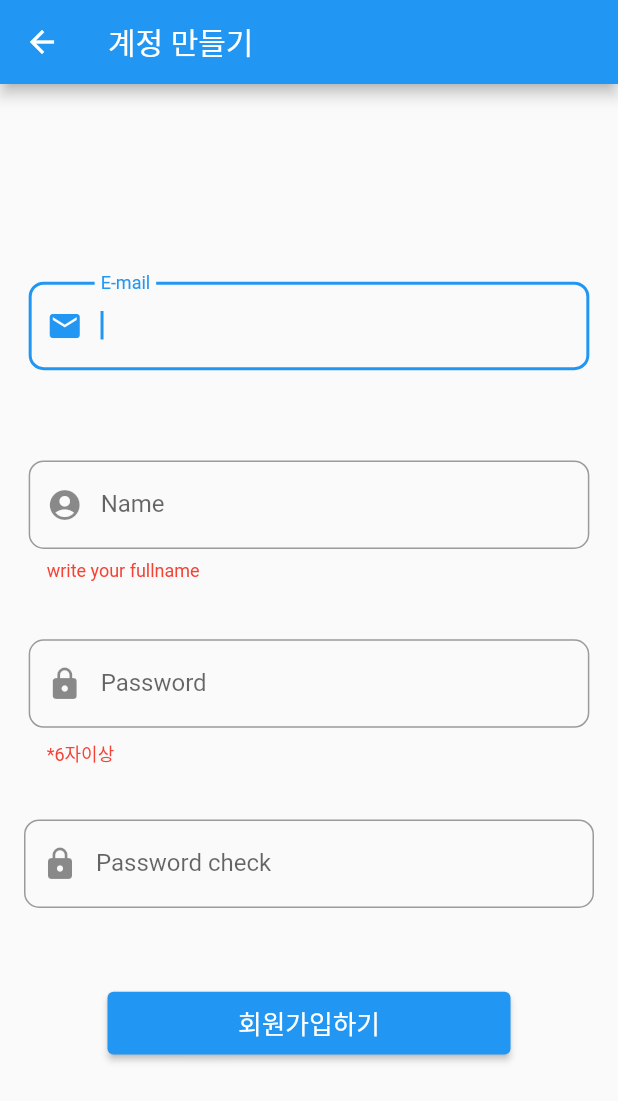
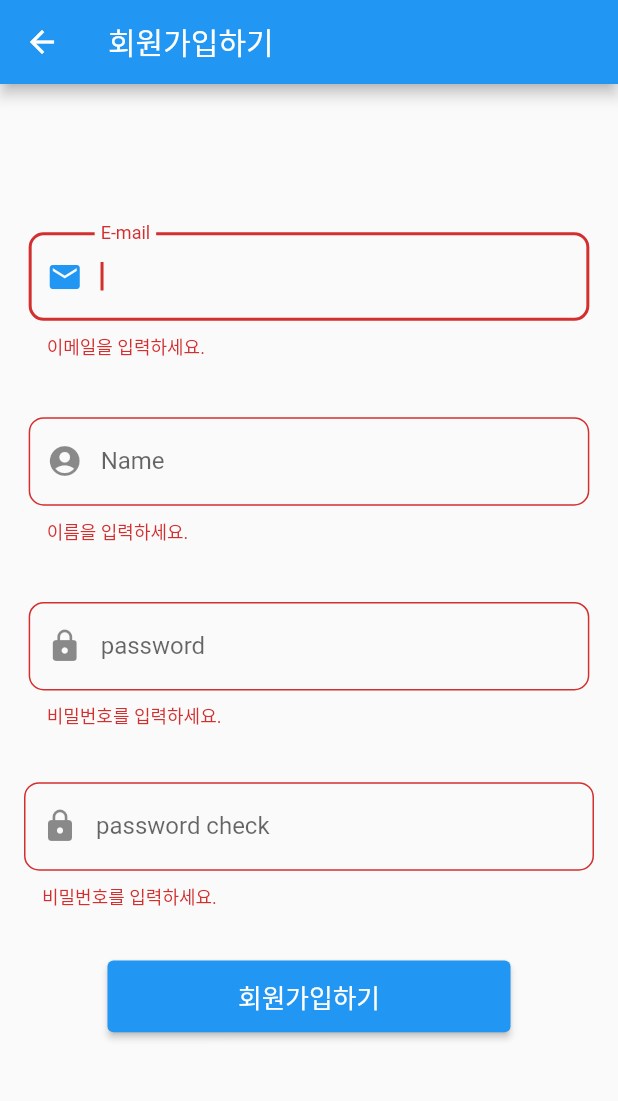
Before and after one commit to chachacha12/Anyone_project, a Flutter app: the authentic screen opened directly, after a tap on an icon or button, on a phone screen of 412 x 824 dp. Shown: the top 1101 px of the screen. Run offline on Flutter 3.47's test engine with Material 2 defaults, Android fonts, the phone set to English and light mode, and no system bars; our stand-ins replace firebase_auth, firebase_core, flutter_screenutil, fluttertoast; accounts and stored records are empty; Roboto replaces fonts that are missing (Montserrat).

```diff
--- a/lib/my/auth.dart
+++ b/lib/my/auth.dart
@@ -1,13 +1,30 @@
-
 import 'package:flutter/material.dart';
 import 'package:firebase_auth/firebase_auth.dart';
 import 'package:flutter_screenutil/flutter_screenutil.dart';
-
+import 'checkvalidate.dart';
+import 'signup.dart';
+//로그인과 회원가입을 담당하는 두 화면이 있음
 
 //유저인증기능
 final auth = FirebaseAuth.instance;
 
-//회원가입 및 로그인 시켜주는 화면
+//각각의 텍스트필드마다 같은 스타일을 주기위함.  아이콘과 라벨값 빼고
+Textfieldstyle(icon, labeltext){
+
+  return InputDecoration(
+    prefixIcon: icon,
+    labelText: labeltext,
+    helperStyle: TextStyle(color: Colors.red),
+
+    border: OutlineInputBorder(
+        borderRadius: BorderRadius.circular(10),
+
+    ),
+
+  );
+}
+
+//로그인 시켜주는 화면
 class authentic extends StatefulWidget {
   const authentic({Key? key}) : super(key: key);
 
@@ -15,40 +32,29 @@ class authentic extends StatefulWidget {
   State<authentic> createState() => _authenticState();
 }
 
-//각각의 텍스트필드마다 같은 스타일을 주기위함.  아이콘과 라벨값 빼고
-Textfieldstyle(icon, labeltext, helpertext){
+class _authenticState extends State<authentic> {
 
-  return InputDecoration(
-    prefixIcon: icon,
-    labelText: labeltext,
-    helperText: helpertext,
-    helperStyle: TextStyle(color: Colors.red),
+  var style = TextStyle(fontFamily: 'Montserrat', fontSize: 15.0.sp);
 
-    border: OutlineInputBorder(
-        borderRadius: BorderRadius.circular(10)
-    ),
-    disabledBorder: OutlineInputBorder(
-        borderSide: BorderSide(
-            color: Colors.lightGreen
-        )
-    ),
-    errorBorder:OutlineInputBorder(
-        borderSide: BorderSide(
-            color: Colors.red
-        )
-    ),
-    focusedErrorBorder: OutlineInputBorder(
-        borderSide: BorderSide(
-            color: Colors.green
-        )
-    ),
-  );
+  //이메일을 다 입력후 다음버튼으로 바로 비번치는칸 등 다음칸으로 이동해주기위함
+  final _emailFocusNode = FocusNode();
+  final _passwordFocusNode = FocusNode();
+
+  //textformfield를 사용하기위한 유일무이한 하나의 키를 만드는 객체임
+  GlobalKey<FormState> formKey = GlobalKey<FormState>();
+
+  //사용자가 친 이메일과 비번을 저장할 state임
+  var email='';
+  var password='';
+
+  //focusnode들은 state가 사라질때도 남아있는다. 그래서 따로 없애는 처리 해줘야함.
+  @override
+  void dispose() {
+    super.dispose();
+    _passwordFocusNode.dispose();
+    _emailFocusNode.dispose();
   }
 
-class _authenticState extends State<authentic> {
-
-  var inputData = {'이메일':'', '비밀번호':'' }; //유저가 텍스트필드에 쓰는 값들을 맵 형태로 저장
-  var style = TextStyle(fontFamily: 'Montserrat', fontSize: 15.0.sp);
 
   @override
   Widget build(BuildContext context) {
@@ -67,8 +73,9 @@ class _authenticState extends State<authentic> {
       ),
 
 
-
-      body: Padding( //body는 appbar아래 화면을 지정.
+      body: Form(  //textformfield를 사용하기위함
+        key: formKey,  //textformfield를 사용하기위
+        child: Padding( //body는 appbar아래 화면을 지정.
           padding: EdgeInsets.all(8.0.h),
           child: Center( //가운데로 지정
             child: ListView( //ListView - children으로 여러개 padding설정
@@ -78,24 +85,44 @@ class _authenticState extends State<authentic> {
                   //이메일을 입력하는 칸
                   Padding(
                       padding:  EdgeInsets.all(16.0.h),
-                  child: TextField(
+                      child: TextFormField(
                         autofocus: true,
-                    onChanged: (text) {
-                      inputData['이메일'] = text;
+                        focusNode: _emailFocusNode,
+                        keyboardType: TextInputType.emailAddress, //이메일형식으로 키보드
+                        onSaved: (value){
+                          setState((){
+                            email = value!;     //유저가 친 이메일 값을 저장해줌
+                          });
                         },
-                    decoration: Textfieldstyle(Icon(Icons.email), 'E-mail','')
+                        validator: (value) => CheckValidate().validateEmail(
+                            _emailFocusNode, value!),
+                          autovalidateMode: AutovalidateMode.always,
+
+                          //textInputAction: TextInputAction.next,  //해당칸을 다 입력하면 다음칸으로 바로갈수있는 버튼생성
+                          onFieldSubmitted: (_){  //이메일 입력후 다음칸 누르면 비번칸에 포커스 가주도록 세팅
+                          FocusScope.of(context).requestFocus(_passwordFocusNode);
+                          },
+
+                          decoration:Textfieldstyle(Icon(Icons.email), 'E-mail')
                       )
                   ),
 
                   //비밀번호 입려칸
                   Padding( //두번째 padding <- LIstview에 속함.
                       padding: EdgeInsets.all(16.0.h),
-                  child: TextField(
-                      autofocus: true,
-                    onChanged: (text) {
-                      inputData['비밀번호'] = text;
+                      child: TextFormField(
+                          onSaved: (value){
+                            setState((){
+                              password = value!;  //유저가 친 비번 값을 저장해줌
+                            });
                           },
-                      decoration: Textfieldstyle(Icon(Icons.lock), 'password','*6자이상')
+                          validator: (value) => CheckValidate().validatePassword(
+                              _passwordFocusNode, value!),
+                          autovalidateMode: AutovalidateMode.always,
+                          //textInputAction: TextInputAction.next,
+                          focusNode: _passwordFocusNode,
+
+                          decoration: Textfieldstyle(Icon(Icons.lock), 'password')
                       )
                   ),
 
@@ -104,15 +131,24 @@ class _authenticState extends State<authentic> {
                     margin: EdgeInsets.fromLTRB(0.h, 15.h, 0.h, 7.h),
                     padding:  EdgeInsets.symmetric(horizontal: 60.0.h),
                     child: SizedBox(
-                  height: 35.h,
+                      height: 40.h,
                       child: ElevatedButton(
                         child: Text(
                           "Email 로그인",
                           style: style.copyWith(
                             color: Colors.white,),
                         ),
-                    onPressed: (){
+                        onPressed: () async {
+                          //Form내부에 있는 textformfield들의 유효성 결과에 따라 성공이면 true 리턴.
+                          if(formKey.currentState!.validate()){
+                            // validation 이 성공하면 true 가 리턴돼요!
 
+                            // validation 이 성공하면 폼 저장하기
+                            formKey.currentState?.save();
+
+                            Scaffold.of(context).showSnackBar(SnackBar(content:
+                            Text('로그인 성공')));
+                          }
                         },
                       ),
                     )
@@ -153,111 +189,6 @@ class _authenticState extends State<authentic> {
               ),
           ),
         ),
-    );
-  }
-}
-
-
-/// 회원가입 화면
-class SignUpPage extends StatefulWidget {
-  @override
-  _SignUpPageState createState() => _SignUpPageState();
-}
-
-class _SignUpPageState extends State<SignUpPage> {
-
-  var inputData2 = {'이메일':'', '비밀번호':'', '비밀번호확인':''}; //유저가 텍스트필드에 쓰는 값들을 맵 형태로 저장
-  TextStyle style = TextStyle(fontFamily: 'Montserrat', fontSize: 15.0.sp);
-
-  @override
-  void initState() {
-    super.initState();
-  }
-
-  @override
-  Widget build(BuildContext context) {
-    return Scaffold(
-      appBar: AppBar(
-        title: Text("계정 만들기"),
-      ),
-      body: Center(
-          child: ListView(
-            shrinkWrap: true,
-            children: <Widget>[
-
-              //이메일적는 칸
-              Padding(
-                padding: EdgeInsets.all(16.0.h),
-                child: TextField(
-                    autofocus: true,
-                  onChanged: (text) {
-                    inputData2['이메일'] = text;
-                  },
-                    decoration: Textfieldstyle(Icon(Icons.email), 'E-mail','')
-                )
-
-              ),
-
-              //이름적는 칸
-              Padding(
-                  padding: EdgeInsets.all(16.0.h),
-                  child: TextField(
-                      autofocus: true,
-                      onChanged: (text) {
-                        inputData2['이름'] = text;
-                      },
-                      decoration: Textfieldstyle(Icon(Icons.account_circle_sharp), 'Name','write your fullname')
-                  )
-
-              ),
-
-              //비밀번호 적는칸
-              Padding(
-                padding: EdgeInsets.all(16.0.h),
-                child: TextField(
-                    autofocus: true,
-                  onChanged: (text) {
-                    inputData2['비밀번호'] = text;
-                  },
-                    decoration: Textfieldstyle(Icon(Icons.lock), 'Password','*6자이상')
-                )
-              ),
-
-
-              //비밀번호 확인 적는칸
-              Padding(
-                padding: const EdgeInsets.all(16.0),
-                child: TextField(
-                    autofocus: true,
-                  onChanged: (text) {
-                    inputData2['비밀번호확인'] = text;
-                  },
-                 decoration: Textfieldstyle(Icon(Icons.lock), 'Password check','')
-                )
-
-
-              ),
-
-              //회원가입 버튼
-              Container(
-                margin: EdgeInsets.fromLTRB(0.h, 15.h, 0.h, 7.h),
-                padding: EdgeInsets.symmetric(horizontal: 60.0.h),
-                child: SizedBox(
-                  height: 35.h,
-                  child: ElevatedButton(
-                    child: Text(
-                      "회원가입하기",
-                      style: style.copyWith(
-                        color: Colors.white,),
-                    ),
-                    onPressed: (){
-
-                    },
-                  ),
-                )
-              ),
-            ],
-          ),
       ),
     );
   }
--- /dev/null
+++ b/lib/my/checkvalidate.dart
@@ -0,0 +1,47 @@
+import 'package:flutter/material.dart';
+
+
+//textformfield위젯의 이메일, 비번 등의 형식 유효성 검사를 위한 것
+
+class CheckValidate{
+
+   validateEmail(FocusNode focusNode, String value){  //포커스받을 focusNode와 에러메시지 등의 내용
+    if(value.isEmpty){
+      //focusNode.requestFocus();
+      return '이메일을 입력하세요.';
+    }else {
+      var pattern = r'^(([^<>()[\]\\.,;:\s@\"]+(\.[^<>()[\]\\.,;:\s@\"]+)*)|(\".+\"))@((\[[0-9]{1,3}\.[0-9]{1,3}\.[0-9]{1,3}\.[0-9]{1,3}\])|(([a-zA-Z\-0-9]+\.)+[a-zA-Z]{2,}))$';
+      RegExp regExp = RegExp(pattern);
+      if(!regExp.hasMatch(value)){
+        return '잘못된 이메일 형식입니다.';
+      }else{  //제대로 입력했을시
+        return null;
+      }
+    }
+  }
+
+  validatePassword(FocusNode focusNode, String value){
+    if(value.isEmpty){        //아예 안썻을때
+      return '비밀번호를 입력하세요.';
+    }else {                    //뭔가 형식에 안맞을때
+      if(value.length < 6){
+        return 'Password too short';
+      }else if(value.length >15){
+        return 'Password too long';
+      }else{
+        return null;
+      }
+  }
+  }
+
+   validateName(FocusNode focusNode, String value){
+     if(value.isEmpty){        //아예 안썻을때
+       return '이름을 입력하세요.';
+     }else {                    //뭔가 형식에 안맞을때
+        return null;
+     }
+   }
+
+
+
+}
--- /dev/null
+++ b/lib/my/signup.dart
@@ -0,0 +1,231 @@
+
+import 'package:flutter/material.dart';
+import 'package:firebase_auth/firebase_auth.dart';
+import 'package:flutter_screenutil/flutter_screenutil.dart';
+import 'checkvalidate.dart';
+
+
+
+//각각의 텍스트필드마다 같은 스타일을 주기위함.  아이콘과 라벨값 빼고
+Textfieldstyle(icon, labeltext){
+
+  return InputDecoration(
+    prefixIcon: icon,
+    labelText: labeltext,
+    helperStyle: TextStyle(color: Colors.red),
+
+    border: OutlineInputBorder(
+      borderRadius: BorderRadius.circular(10),
+
+    ),
+
+  );
+}
+
+
+
+/// 회원가입 화면
+class SignUpPage extends StatefulWidget {
+  @override
+  _SignUpPageState createState() => _SignUpPageState();
+}
+
+class _SignUpPageState extends State<SignUpPage> {
+
+  var style = TextStyle(fontFamily: 'Montserrat', fontSize: 15.0.sp);
+
+  //이메일을 다 입력후 다음버튼으로 바로 비번치는칸 등 다음칸으로 이동해주기위함 + 내가만든 checkvalidate위젯에다가 보낼때 사용
+  final _emailFocusNode = FocusNode();
+  final _passwordFocusNode = FocusNode();
+  final _passwordcheckFocusNode = FocusNode();
+  final _nameFocusNode = FocusNode();
+
+  //textformfield를 사용하기위한 유일무이한 하나의 키를 만드는 객체임
+  GlobalKey<FormState> formKey2 = GlobalKey<FormState>();
+
+  //사용자가 친 이름, 이메일과 비번을 저장할 state임
+  var name = '';
+  var email = '';
+  var password = '';
+  var passwordcheck = '';
+
+  //focusnode들은 state가 사라질때도 남아있는다. 그래서 따로 없애는 처리 해줘야함.
+  @override
+  void dispose() {
+    super.dispose();
+    _passwordFocusNode.dispose();
+    _emailFocusNode.dispose();
+    _passwordcheckFocusNode.dispose();
+    _nameFocusNode.dispose();
+  }
+
+  @override
+  Widget build(BuildContext context) {
+    return Scaffold(
+      appBar: AppBar(
+        title: Text("회원가입하기"),
+      ),
+      body: Form(
+        key: formKey2,
+        child: Center(
+          child: ListView(
+            shrinkWrap: true,
+            children: <Widget>[
+
+              //이메일적는 칸
+              Padding(
+                  padding: EdgeInsets.all(16.0.h),
+                  child: TextFormField(
+                      autofocus: true,
+                      focusNode: _emailFocusNode,
+                      keyboardType: TextInputType.emailAddress,
+                      //이메일형식으로 키보드
+                      onSaved: (value) {
+                        setState(() {
+                          email = value!; //유저가 친 이메일 값을 저장해줌
+                        });
+                      },
+                      validator: (value) =>
+                          CheckValidate().validateEmail(
+                              _emailFocusNode, value!),
+                      autovalidateMode: AutovalidateMode.always,
+
+                      //textInputAction: TextInputAction.next,  //해당칸을 다 입력하면 다음칸으로 바로갈수있는 버튼생성
+                      onFieldSubmitted: (_) { //이메일 입력후 다음칸 누르면 비번칸에 포커스 가주도록 세팅
+                        FocusScope.of(context).requestFocus(_nameFocusNode);
+                      },
+
+                      decoration: Textfieldstyle(Icon(Icons.email), 'E-mail')
+                  )
+
+              ),
+
+              //이름적는 칸
+              Padding(
+                  padding: EdgeInsets.all(16.0.h),
+                  child: TextFormField(
+                      autofocus: true,
+                      keyboardType: TextInputType.name,
+                      //이름형식으로 키보드
+                      onSaved: (value) {
+                        setState(() {
+                          name = value!; //유저가 친 이메일 값을 저장해줌
+                        });
+                      },
+                      validator: (value) =>
+                          CheckValidate().validateName(_nameFocusNode, value!),
+
+                      autovalidateMode: AutovalidateMode.always,
+
+                      //textInputAction: TextInputAction.next,  //해당칸을 다 입력하면 다음칸으로 바로갈수있는 버튼생성
+                      onFieldSubmitted: (_) { //이메일 입력후 다음칸 누르면 비번칸에 포커스 가주도록 세팅
+                        FocusScope.of(context).requestFocus(_passwordFocusNode);
+                      },
+
+                      decoration: Textfieldstyle(
+                          Icon(Icons.account_circle_sharp), 'Name')
+                  )
+
+              ),
+
+
+              //비밀번호 적는칸
+              Padding(
+                  padding: EdgeInsets.all(16.0.h),
+                  child: TextFormField(
+                      onSaved: (value) {
+                        setState(() {
+                          password = value!; //유저가 친 비번 값을 저장해줌
+                        });
+                      },
+                      validator: (value) =>
+                          CheckValidate().validatePassword(
+                              _passwordFocusNode, value!),
+                      autovalidateMode: AutovalidateMode.always,
+
+                      onFieldSubmitted: (_) { //이메일 입력후 다음칸 누르면 비번칸에 포커스 가주도록 세팅
+                        FocusScope.of(context).requestFocus(
+                            _passwordcheckFocusNode);
+                      },
+                      //textInputAction: TextInputAction.next,
+                      focusNode: _passwordFocusNode,
+
+                      decoration: Textfieldstyle(Icon(Icons.lock), 'password')
+                  )
+              ),
+              //비밀번호 확인 적는칸
+              Padding(
+                  padding: const EdgeInsets.all(16.0),
+                  child: TextFormField(
+                      onSaved: (value) {
+                        setState(() {
+                          passwordcheck = value!; //유저가 친 비번 값을 저장해줌
+                        });
+                      },
+                      validator: (value) =>
+                          CheckValidate().validatePassword(
+                              _passwordcheckFocusNode, value!),
+                      /*
+                      validator: (value){
+                        if(value!.isEmpty){
+                          return '비밀번호를 입력하세요.';
+                        }else{
+                          if(passwordcheck != password){
+                            return 'Passwords are not the same';
+                          }else{
+                            return null;
+                          }
+                        }
+                      },
+                       */
+
+                      autovalidateMode: AutovalidateMode.always,
+                      //textInputAction: TextInputAction.next,
+                      focusNode: _passwordcheckFocusNode,
+
+                      decoration: Textfieldstyle(
+                          Icon(Icons.lock), 'password check')
+                  )
+              ),
+
+
+              //회원가입 버튼
+              Container(
+                  margin: EdgeInsets.fromLTRB(0.h, 15.h, 0.h, 7.h),
+                  padding: EdgeInsets.symmetric(horizontal: 60.0.h),
+                  child: SizedBox(
+                    height: 40.h,
+                    child: ElevatedButton(
+                      child: Text(
+                        "회원가입하기",
+                        style: style.copyWith(
+                          color: Colors.white,),
+                      ),
+
+                      onPressed: () async {
+                        //Form내부에 있는 textformfield들의 유효성 결과에 따라 성공이면 true 리턴.
+
+                        if (formKey2.currentState!.validate()) {
+                          // validation 이 성공하면 폼 저장하기
+                          formKey2.currentState?.save();
+
+                          print(email);
+                          print(password);
+
+                          /*   이상하게 여기서만 Scaffold쓰면 에러남..이거 쓰지말기
+                           Scaffold.of(context).showSnackBar(SnackBar(content:
+                          Text('회원가입 성공')));
+                           */
+                        }
+                      },
+                    ),
+                  )
+              ),
+              SizedBox(height: 40.h),
+            ],
+          ),
+        ),
+      ),
+    );
+  }
+}
```
Lines whose indentation alone changed are shown as unchanged.
